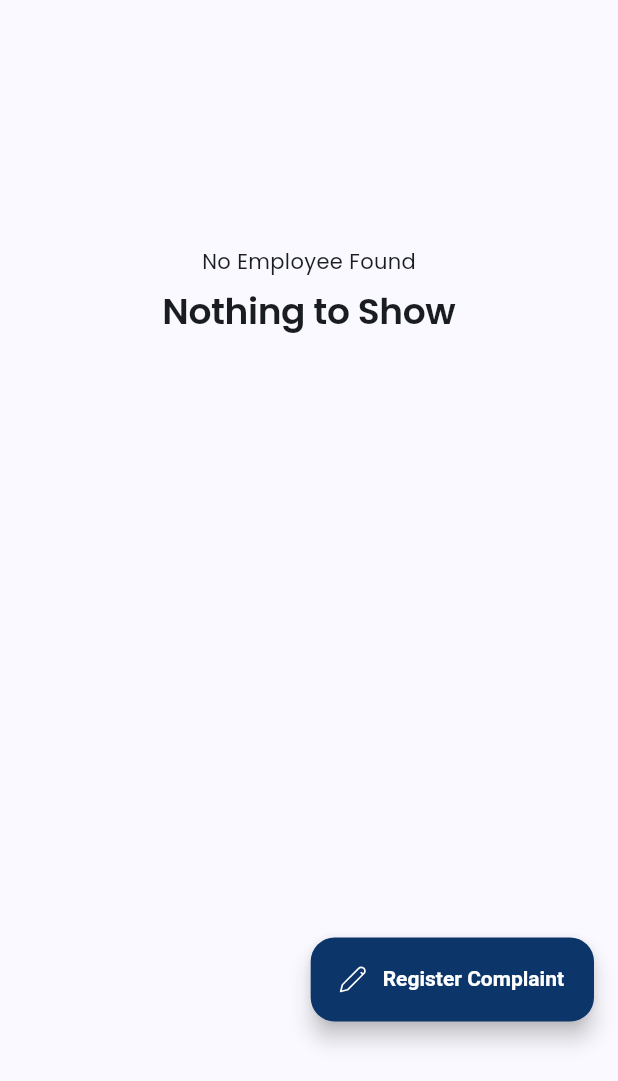
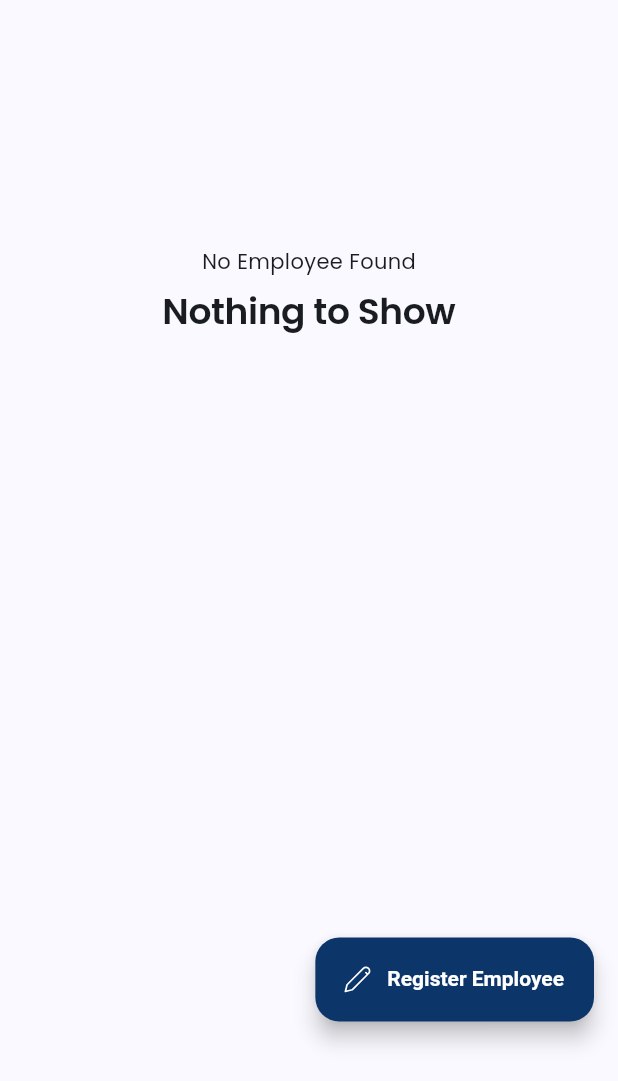
Before and after one commit to YashParmar0001/jcc_admin, a Flutter app: the EmployeeScreen screen opened directly, on a phone screen of 412 x 824 dp, the part 63-1144 px from its top. Run offline on Flutter 3.47's test engine with Material 2 defaults, Android fonts, the phone set to English and light mode, and no system bars; our stand-ins replace bloc, cloud_firestore, equatable, firebase_core, fl_chart, flutter_bloc and 5 more; missing offline and left inert: dart:ffi, flutter_form_bloc; accounts and stored records are empty; statements that could not run were skipped.

Commit message:
Update employee_screen.dart

```diff
--- a/lib/features/employee/screens/employee_screen.dart
+++ b/lib/features/employee/screens/employee_screen.dart
@@ -36,7 +36,7 @@ class _EmployeeScreenState extends State<EmployeeScreen> {
         ),
         child: FloatingActionButton.extended(
           label: Text(
-            "Register Complaint",
+            "Register Employee",
             style: Theme.of(context).textTheme.headlineSmall?.copyWith(
                   fontFamily: 'Roboto',
                   fontWeight: FontWeight.w600,
```
